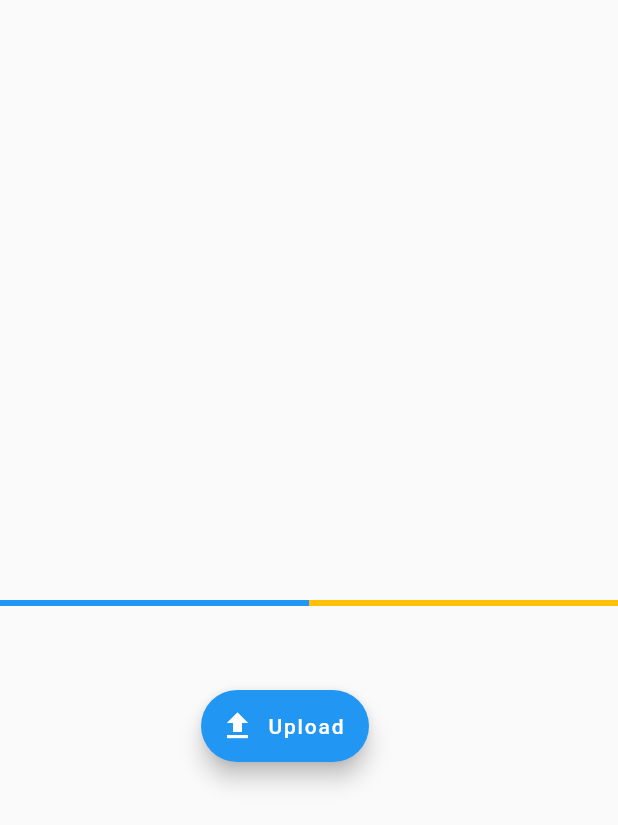
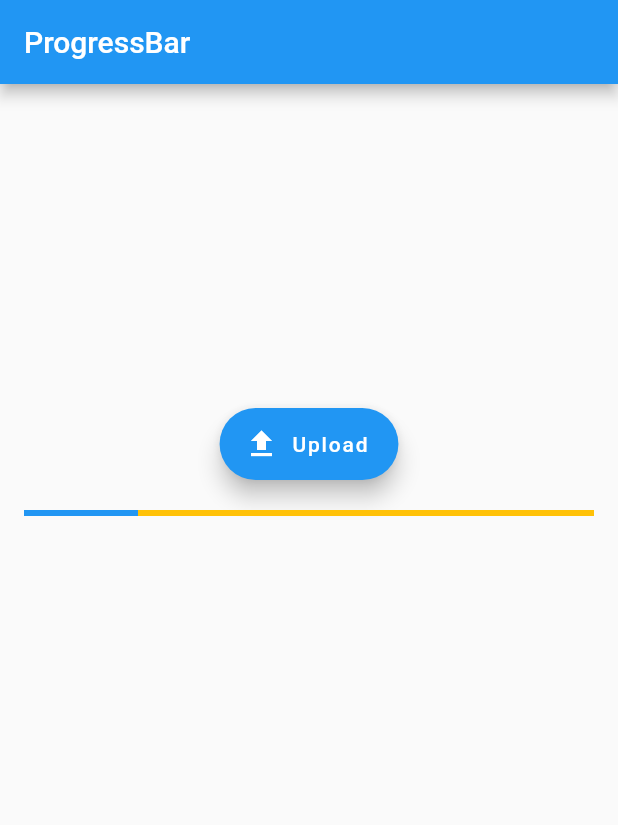
Before and after one commit to aloisiomartinez/layout_cubos_academy_exercises, a Flutter app: the screen it shows after launch, after a tap on "Upload", on a phone screen of 412 x 824 dp. Shown: the top 825 px of the screen. Run offline on Flutter 3.47's test engine with Material 2 defaults, Android fonts, the phone set to English and light mode, and no system bars.

Commit message:
progress bar

```diff
--- a/lib/main.dart
+++ b/lib/main.dart
@@ -1,4 +1,3 @@
-
 import 'package:flutter/material.dart';
 
 void main() {
@@ -83,9 +82,8 @@ class MenuDrawer extends StatelessWidget {
                 trailing: const Icon(Icons.arrow_right),
                 onTap: () {},
               ),
-               ListTile(
-                leading:
-                const Padding(
+              ListTile(
+                leading: const Padding(
                   padding: EdgeInsets.symmetric(vertical: 10.0),
                   child: Icon(Icons.coffee, color: Colors.brown, size: 40),
                 ),
@@ -129,33 +127,50 @@ class MyNavigationBar extends StatelessWidget {
 }
 
 class ProgressBarExercise extends StatefulWidget {
+
   const ProgressBarExercise({Key? key}) : super(key: key);
 
   @override
   State<ProgressBarExercise> createState() => _ProgressBarExerciseState();
 }
 
+
+
 class _ProgressBarExerciseState extends State<ProgressBarExercise> {
+  double progress = 0;
+
+  void progressBarValue() {
+    setState(() {
+      progress += 0.2;
+    });
+  }
+
   @override
   Widget build(BuildContext context) {
-    return  Scaffold(
-      floatingActionButton: Padding(
-        padding: const EdgeInsets.symmetric(horizontal: 150.0, vertical: 300),
-        child: FloatingActionButton.extended(
-          label: const Text('Upload'),
-          icon: const Icon(Icons.upload),
-          onPressed: () {},
+    return Scaffold(
+      appBar: AppBar(
+        title: const Text('ProgressBar'),
+      ),
+      body: Container(
+        alignment: Alignment.center,
+        margin: const EdgeInsets.symmetric(
+          vertical: 200
         ),
-      ),
-      body:
-         const Padding(
-          padding: EdgeInsets.only(top: 400),
-
-          child: LinearProgressIndicator(
-            backgroundColor: Colors.amber,
-            value: 0.5,
-          ),
-
+        padding: const EdgeInsets.all(16),
+        child: Column(
+          children: [
+            FloatingActionButton.extended(
+              label: const Text('Upload'),
+              icon: const Icon(Icons.upload),
+              onPressed: progressBarValue,
+            ),
+            Container(margin: const EdgeInsets.all(10.0),),
+             LinearProgressIndicator(
+              backgroundColor: Colors.amber,
+              value: progress,
+            ),
+          ],
+        ),
       ),
     );
   }
```
